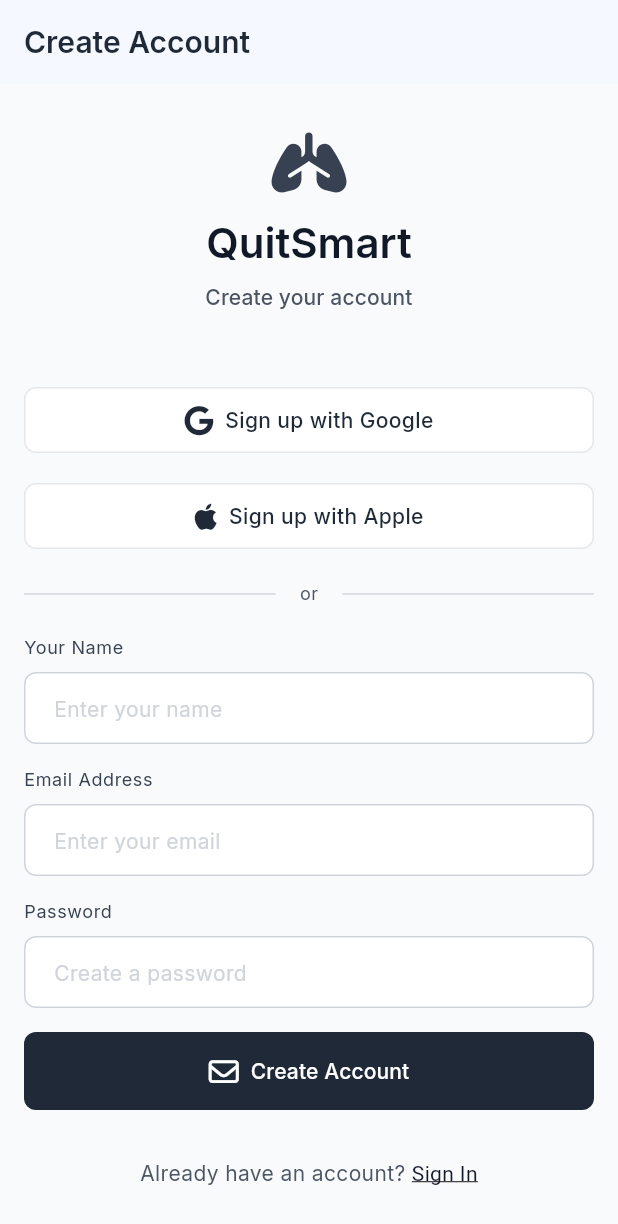
After one commit to TimurKarev/quit_smart_app, a Flutter app: the CreateAccountPage screen opened by its route, on a phone screen of 412 x 824 dp. The commit adds this screen. Shown: the top 1224 px of the screen. Run offline on Flutter 3.47's test engine with Material 3 defaults, Android fonts, the phone set to English and light mode, and no system bars; our stand-ins replace bloc, cloud_firestore, equatable, firebase_auth, firebase_core, flutter_bloc and 5 more; accounts and stored records are empty.

Commit message:
feat: add create account page and implement navigation between auth screens

```diff
--- /dev/null
+++ b/lib/features/auth/ui/create_account_page.dart
@@ -0,0 +1,325 @@
+import 'package:flutter/gestures.dart';
+import 'package:flutter/material.dart';
+import 'package:font_awesome_flutter/font_awesome_flutter.dart';
+import 'package:go_router/go_router.dart';
+import 'package:quit_smart_app/routing/app_router.dart';
+import 'package:quit_smart_app/ui/theme/color_palette.dart';
+
+class CreateAccountPage extends StatelessWidget {
+  const CreateAccountPage({super.key});
+
+  @override
+  Widget build(BuildContext context) {
+    final textTheme = Theme.of(context).textTheme;
+
+    return SafeArea(
+      child: Scaffold(
+        appBar: AppBar(title: const Text('Create Account')),
+        backgroundColor: ColorPalette.neutral50, // bg-neutral-50
+        body: Center(
+          child: SingleChildScrollView(
+            padding: const EdgeInsets.symmetric(
+              horizontal: 16.0,
+              vertical: 32.0,
+            ),
+            child: ConstrainedBox(
+              constraints: const BoxConstraints(maxWidth: 400), // max-w-md
+              child: Column(
+                mainAxisAlignment: MainAxisAlignment.center,
+                crossAxisAlignment: CrossAxisAlignment.stretch,
+                children: <Widget>[
+                  // Logo Section
+                  Column(
+                    children: [
+                      const FaIcon(
+                        FontAwesomeIcons.lungs,
+                        size: 40,
+                        color: ColorPalette.neutral700, // text-neutral-700
+                      ),
+                      const SizedBox(height: 16.0), // mb-4 equivalent
+                      Text(
+                        'QuitSmart',
+                        style: textTheme.headlineMedium?.copyWith(
+                          color: ColorPalette.neutral900,
+                          fontWeight: FontWeight.w600, // Tailwind text-3xl is often bold
+                        ), // text-neutral-900
+                        textAlign: TextAlign.center,
+                      ),
+                      const SizedBox(height: 8.0), // mt-2
+                      Text(
+                        'Create your account',
+                        style: textTheme.titleSmall?.copyWith(
+                          color: ColorPalette.neutral600,
+                        ), // text-neutral-600
+                        textAlign: TextAlign.center,
+                      ),
+                    ],
+                  ),
+                  const SizedBox(height: 48.0), // mb-12
+
+                  // Social Sign Up Buttons
+                  _SocialAuthButton(
+                    icon: FontAwesomeIcons.google,
+                    text: 'Sign up with Google',
+                    onPressed: () {
+                      // TODO: Implement Google sign up
+                      print('Google Sign Up Tapped');
+                    },
+                    textTheme: textTheme,
+                  ),
+                  const SizedBox(height: 16.0), // space-y-4 implies spacing between items
+                  _SocialAuthButton(
+                    icon: FontAwesomeIcons.apple,
+                    text: 'Sign up with Apple',
+                    onPressed: () {
+                      // TODO: Implement Apple sign up
+                      print('Apple Sign Up Tapped');
+                    },
+                    textTheme: textTheme,
+                  ),
+                  const SizedBox(height: 20.0), // py-5 equivalent for spacing
+
+                  // Or Divider
+                  Row(
+                    children: <Widget>[
+                      Expanded(child: Divider(color: ColorPalette.neutral300, thickness: 1)),
+                      Padding(
+                        padding: const EdgeInsets.symmetric(horizontal: 16.0),
+                        child: Text(
+                          'or',
+                          style: textTheme.bodySmall?.copyWith(color: ColorPalette.neutral600),
+                        ),
+                      ),
+                      Expanded(child: Divider(color: ColorPalette.neutral300, thickness: 1)),
+                    ],
+                  ),
+                  const SizedBox(height: 20.0), // py-5 equivalent for spacing
+
+                  // Email Sign Up Form
+                  _buildTextField(
+                    labelText: 'Your Name',
+                    hintText: 'Enter your name',
+                    borderColor: ColorPalette.neutral300,
+                    focusBorderColor: ColorPalette.neutral500,
+                    labelColor: ColorPalette.neutral700,
+                    textTheme: textTheme,
+                  ),
+                  const SizedBox(height: 16.0), // space-y-4 implies spacing between items
+                  _buildTextField(
+                    labelText: 'Email Address',
+                    hintText: 'Enter your email',
+                    keyboardType: TextInputType.emailAddress,
+                    borderColor: ColorPalette.neutral300,
+                    focusBorderColor: ColorPalette.neutral500,
+                    labelColor: ColorPalette.neutral700,
+                    textTheme: textTheme,
+                  ),
+                  const SizedBox(height: 16.0),
+                  _buildTextField(
+                    labelText: 'Password',
+                    hintText: 'Create a password',
+                    obscureText: true,
+                    borderColor: ColorPalette.neutral300,
+                    focusBorderColor: ColorPalette.neutral500,
+                    labelColor: ColorPalette.neutral700,
+                    textTheme: textTheme,
+                  ),
+                  const SizedBox(height: 16.0),
+
+                  // Create Account Button
+                  ElevatedButton.icon(
+                    icon: const FaIcon(FontAwesomeIcons.envelope, size: 20),
+                    label: Text('Create Account', style: textTheme.labelLarge?.copyWith(color: ColorPalette.baseWhite, fontWeight: FontWeight.w500)),
+                    style: ElevatedButton.styleFrom(
+                      backgroundColor: ColorPalette.neutral800, // bg-neutral-800
+                      foregroundColor: ColorPalette.baseWhite, // text-white
+                      padding: const EdgeInsets.symmetric(vertical: 16.0), // py-3
+                      shape: RoundedRectangleBorder(
+                        borderRadius: BorderRadius.circular(8.0), // rounded-lg
+                      ),
+                      elevation: 0,
+                    ).copyWith(
+                      backgroundColor: MaterialStateProperty.resolveWith<Color?>(
+                        (Set<MaterialState> states) {
+                          if (states.contains(MaterialState.hovered))
+                            return ColorPalette.neutral700; // hover:bg-neutral-700
+                          return ColorPalette.neutral800;
+                        },
+                      ),
+                    ),
+                    onPressed: () {
+                      // TODO: Implement create account
+                      print('Create Account Tapped');
+                    },
+                  ),
+                  const SizedBox(height: 32.0), // mt-8
+
+                  // Sign In Link
+                  RichText(
+                    textAlign: TextAlign.center,
+                    text: TextSpan(
+                      style: textTheme.bodyMedium?.copyWith(color: ColorPalette.neutral600),
+                      children: <TextSpan>[
+                        const TextSpan(text: 'Already have an account? '),
+                        TextSpan(
+                          text: 'Sign In',
+                          style: TextStyle(color: ColorPalette.neutral900, decoration: TextDecoration.underline),
+                          recognizer: TapGestureRecognizer()..onTap = () {
+                            GoRouter.of(context).replace(AppRoutes.signIn); // Navigate to Sign In Page
+                          },
+                        ),
+                      ],
+                    ),
+                  ),
+                  const SizedBox(height: 32.0), // mt-8
+
+                  // Terms
+                  Column(
+                    children: [
+                      Text(
+                        'By continuing, you agree to our',
+                        style: textTheme.bodySmall?.copyWith(color: ColorPalette.neutral500),
+                        textAlign: TextAlign.center,
+                      ),
+                      const SizedBox(height: 2.0),
+                      RichText(
+                        textAlign: TextAlign.center,
+                        text: TextSpan(
+                          style: textTheme.bodySmall?.copyWith(color: ColorPalette.neutral500),
+                          children: <TextSpan>[
+                            TextSpan(
+                              text: 'Terms of Service',
+                              style: const TextStyle(decoration: TextDecoration.underline),
+                              recognizer: TapGestureRecognizer()..onTap = () {
+                                // TODO: Navigate to Terms of Service
+                                print('Terms Tapped');
+                              },
+                            ),
+                            const TextSpan(text: ' and '),
+                            TextSpan(
+                              text: 'Privacy Policy',
+                              style: const TextStyle(decoration: TextDecoration.underline),
+                              recognizer: TapGestureRecognizer()..onTap = () {
+                                // TODO: Navigate to Privacy Policy
+                                print('Privacy Tapped');
+                              },
+                            ),
+                          ],
+                        ),
+                      ),
+                    ],
+                  ),
+                  const SizedBox(height: 32.0), // Ensure some padding at the bottom
+                ],
+              ),
+            ),
+          ),
+        ),
+      ),
+    );
+  }
+
+  Widget _buildTextField({
+    required String labelText,
+    required String hintText,
+    bool obscureText = false,
+    TextInputType? keyboardType,
+    required Color borderColor,
+    required Color focusBorderColor,
+    required Color labelColor,
+    required TextTheme textTheme,
+  }) {
+    return Column(
+      crossAxisAlignment: CrossAxisAlignment.start,
+      children: [
+        Text(
+          labelText,
+          style: textTheme.bodySmall?.copyWith(
+            color: labelColor,
+          ), // text-sm
+        ),
+        const SizedBox(height: 8.0), // space-y-2
+        TextField(
+          obscureText: obscureText,
+          keyboardType: keyboardType,
+          decoration: InputDecoration(
+            hintText: hintText,
+            hintStyle: textTheme.bodyMedium?.copyWith(
+              color: borderColor, // Placeholder color often matches border
+            ),
+            filled: true,
+            fillColor: ColorPalette.baseWhite, // bg-white
+            contentPadding: const EdgeInsets.symmetric(
+              horizontal: 16.0, // px-4
+              vertical: 12.0,   // py-3
+            ),
+            border: OutlineInputBorder(
+              borderRadius: BorderRadius.circular(8.0), // rounded-lg
+              borderSide: BorderSide(color: borderColor),
+            ),
+            enabledBorder: OutlineInputBorder(
+              borderRadius: BorderRadius.circular(8.0),
+              borderSide: BorderSide(color: borderColor),
+            ),
+            focusedBorder: OutlineInputBorder(
+              borderRadius: BorderRadius.circular(8.0),
+              borderSide: BorderSide(color: focusBorderColor, width: 1.5),
+            ),
+          ),
+        ),
+      ],
+    );
+  }
+}
+
+// Re-using a similar structure to _SocialButton from SignInPage
+class _SocialAuthButton extends StatefulWidget {
+  final IconData icon;
+  final String text;
+  final VoidCallback onPressed;
+  final TextTheme textTheme;
+
+  const _SocialAuthButton({
+    required this.icon,
+    required this.text,
+    required this.onPressed,
+    required this.textTheme,
+  });
+
+  @override
+  State<_SocialAuthButton> createState() => _SocialAuthButtonState();
+}
+
+class _SocialAuthButtonState extends State<_SocialAuthButton> {
+  bool _isHovered = false;
+
+  @override
+  Widget build(BuildContext context) {
+    return MouseRegion(
+      onEnter: (_) => setState(() => _isHovered = true),
+      onExit: (_) => setState(() => _isHovered = false),
+      child: OutlinedButton.icon(
+        icon: FaIcon(widget.icon, size: 20, color: ColorPalette.neutral800), // text-xl, text-neutral-800 for icon
+        label: Text(
+          widget.text,
+          style: widget.textTheme.bodyMedium?.copyWith(
+            color: ColorPalette.neutral800, // text-neutral-800
+            fontWeight: FontWeight.w500,
+          ),
+        ),
+        onPressed: widget.onPressed,
+        style: OutlinedButton.styleFrom(
+          backgroundColor: _isHovered ? ColorPalette.neutral50 : ColorPalette.baseWhite, // hover:bg-neutral-50
+          side: const BorderSide(color: ColorPalette.neutral200), // border-neutral-200
+          padding: const EdgeInsets.symmetric(vertical: 12.0, horizontal: 24.0), // px-6 py-3
+          shape: RoundedRectangleBorder(
+            borderRadius: BorderRadius.circular(8.0), // rounded-lg
+          ),
+          elevation: _isHovered ? 1 : 0, // shadow-sm equivalent on hover
+        ).copyWith(
+          foregroundColor: MaterialStateProperty.all(ColorPalette.neutral800),
+        ),
+      ),
+    );
+  }
+}
--- a/lib/features/auth/ui/sing_in_page.dart
+++ b/lib/features/auth/ui/sing_in_page.dart
@@ -1,6 +1,8 @@
 import 'package:flutter/gestures.dart';
 import 'package:flutter/material.dart';
 import 'package:font_awesome_flutter/font_awesome_flutter.dart';
+import 'package:go_router/go_router.dart';
+import 'package:quit_smart_app/routing/app_router.dart';
 import 'package:quit_smart_app/ui/theme/color_palette.dart';
 
 class SignInPage extends StatelessWidget {
@@ -222,12 +224,10 @@
                             color: ColorPalette.neutral900,
                             decoration: TextDecoration.underline,
                           ), // text-neutral-900
-                          recognizer:
-                              TapGestureRecognizer()
-                                ..onTap = () {
-                                  // TODO: Navigate to Sign Up page
-                                  print('Sign Up Tapped');
-                                },
+                          recognizer: TapGestureRecognizer()
+                            ..onTap = () {
+                              GoRouter.of(context).replace(AppRoutes.createAccount);
+                            },
                         ),
                       ],
                     ),
--- a/lib/routing/app_router.dart
+++ b/lib/routing/app_router.dart
@@ -2,17 +2,19 @@
 import 'package:quit_smart_app/features/onboarding/onboarding_page.dart';
 import 'package:quit_smart_app/features/quiz/quiz_page.dart';
 import 'package:quit_smart_app/features/auth/ui/sing_in_page.dart';
+import 'package:quit_smart_app/features/auth/ui/create_account_page.dart';
 
 // Define route paths
 class AppRoutes {
   static const String onboarding = '/';
   static const String quiz = '/quiz';
-  static const String signIn = '/signIn'; // New sign-in route
+  static const String signIn = '/signIn';
+  static const String createAccount = '/createAccount';
 }
 
 // Configure the GoRouter
 final GoRouter router = GoRouter(
-  initialLocation: AppRoutes.onboarding, // Start at onboarding
+  initialLocation: AppRoutes.onboarding,
   routes: [
     GoRoute(
       path: AppRoutes.onboarding,
@@ -24,7 +26,11 @@
     ),
     GoRoute(
       path: AppRoutes.signIn,
-      builder: (context, state) => const SignInPage(), // New route for SignInPage
+      builder: (context, state) => const SignInPage(),
+    ),
+    GoRoute(
+      path: AppRoutes.createAccount,
+      builder: (context, state) => const CreateAccountPage(),
     ),
   ],
   // TODO: Add error handling (e.g., errorBuilder for 404)
```
Also changed, not shown: lib/features/auth/ui/create_account.dart (deleted).
